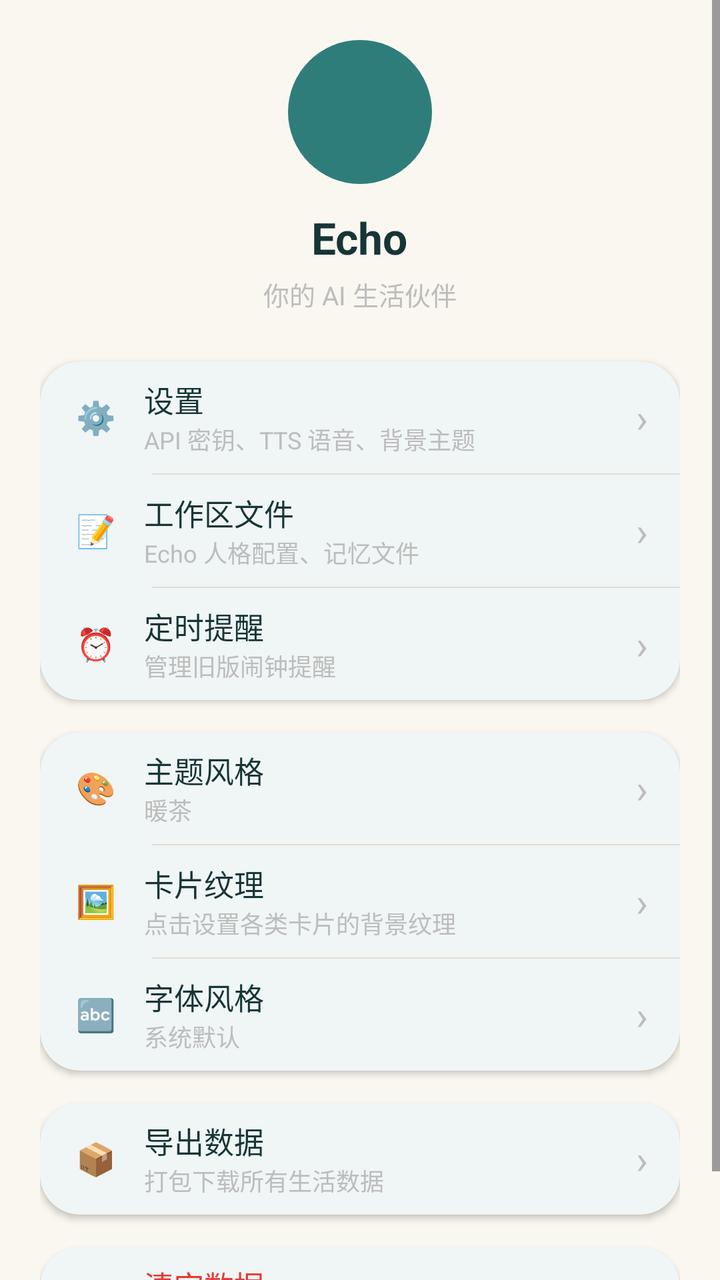
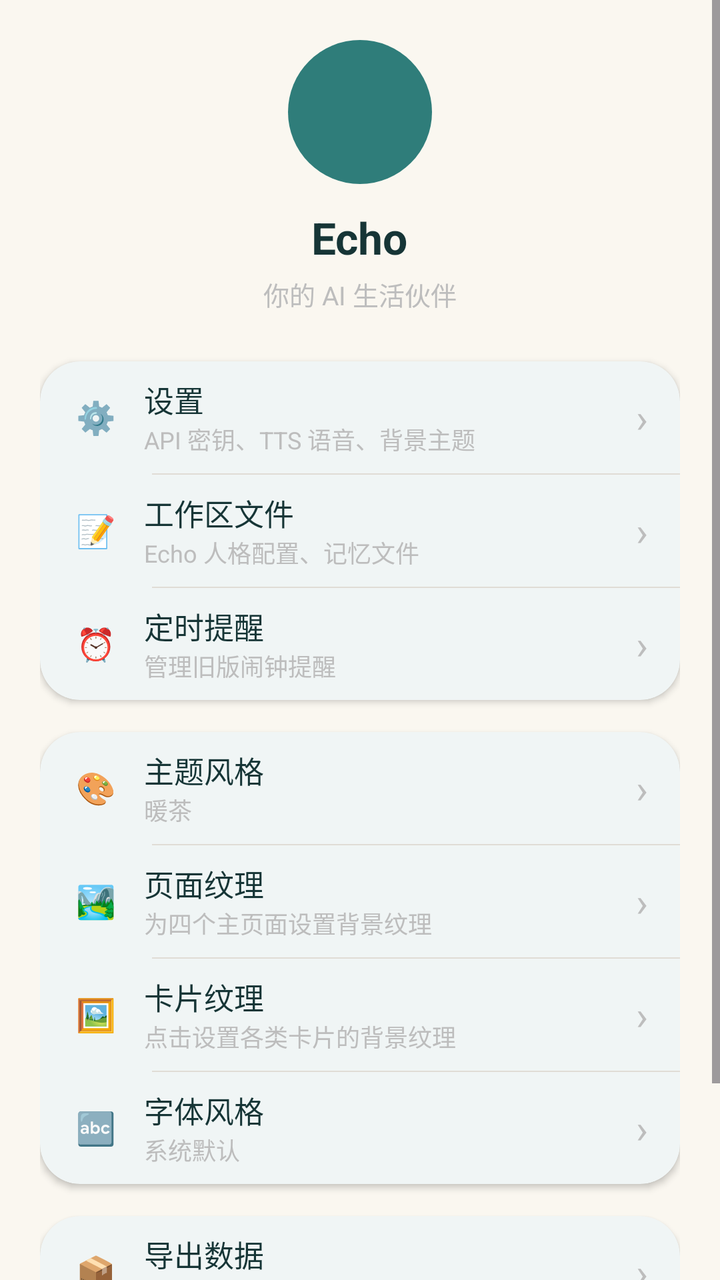

The first picture is an Android layout as it rendered before a commit; the second is the same layout after the commit. The layout source and the unified diff follow.
<!-- AndroidManifest.xml: application theme Theme.MyApplication -->
<!-- res/layout/activity_profile.xml -->
<?xml version="1.0" encoding="utf-8"?>
<ScrollView xmlns:android="http://schemas.android.com/apk/res/android"
    xmlns:app="http://schemas.android.com/apk/res-auto"
    android:layout_width="match_parent"
    android:layout_height="match_parent"
    android:background="?attr/echoBackground">

    <LinearLayout
        android:layout_width="match_parent"
        android:layout_height="wrap_content"
        android:orientation="vertical"
        android:padding="20dp">

        
        <LinearLayout
            android:layout_width="match_parent"
            android:layout_height="wrap_content"
            android:orientation="vertical"
            android:gravity="center"
            android:paddingBottom="24dp">

            <View
                android:id="@+id/avatar"
                android:layout_width="72dp"
                android:layout_height="72dp"
                android:background="@drawable/bg_send_button"
                android:layout_marginBottom="12dp" />

            <TextView
                android:layout_width="wrap_content"
                android:layout_height="wrap_content"
                android:text="Echo"
                android:textSize="22sp"
                android:textStyle="bold"
                android:textColor="?attr/echoTextPrimary" />

            <TextView
                android:layout_width="wrap_content"
                android:layout_height="wrap_content"
                android:text="@string/profile_subtitle"
                android:textSize="13sp"
                android:textColor="?attr/echoHint"
                android:layout_marginTop="4dp" />
        </LinearLayout>

        
        <com.google.android.material.card.MaterialCardView
            android:layout_width="match_parent"
            android:layout_height="wrap_content"
            app:cardCornerRadius="20dp"
            app:cardElevation="2dp"
            app:cardBackgroundColor="?attr/echoSurface"
            app:strokeWidth="0dp">

            <LinearLayout
                android:layout_width="match_parent"
                android:layout_height="wrap_content"
                android:orientation="vertical">

                <LinearLayout
                    android:id="@+id/entry_settings"
                    android:layout_width="match_parent"
                    android:layout_height="56dp"
                    android:orientation="horizontal"
                    android:gravity="center_vertical"
                    android:paddingHorizontal="16dp"
                    android:clickable="true"
                    android:focusable="true"
                    android:background="?android:attr/selectableItemBackground">

                    <TextView
                        android:layout_width="24dp"
                        android:layout_height="24dp"
                        android:gravity="center"
                        android:text="⚙️"
                        android:textSize="16sp" />

                    <LinearLayout
                        android:layout_width="0dp"
                        android:layout_height="wrap_content"
                        android:layout_weight="1"
                        android:orientation="vertical"
                        android:layout_marginStart="12dp">

                        <TextView
                            android:layout_width="wrap_content"
                            android:layout_height="wrap_content"
                            android:text="@string/profile_settings"
                            android:textSize="15sp"
                            android:textColor="?attr/echoTextPrimary" />

                        <TextView
                            android:layout_width="wrap_content"
                            android:layout_height="wrap_content"
                            android:text="@string/profile_settings_desc"
                            android:textSize="12sp"
                            android:textColor="?attr/echoHint" />
                    </LinearLayout>

                    <TextView
                        android:layout_width="wrap_content"
                        android:layout_height="wrap_content"
                        android:text="›"
                        android:textSize="20sp"
                        android:textColor="?attr/echoHint" />
                </LinearLayout>

                <View android:layout_width="match_parent" android:layout_height="0.5dp" android:background="?attr/echoBorder" android:layout_marginStart="56dp" />

                <LinearLayout
                    android:id="@+id/entry_workspace"
                    android:layout_width="match_parent"
                    android:layout_height="56dp"
                    android:orientation="horizontal"
                    android:gravity="center_vertical"
                    android:paddingHorizontal="16dp"
                    android:clickable="true"
                    android:focusable="true"
                    android:background="?android:attr/selectableItemBackground">

                    <TextView
                        android:layout_width="24dp"
                        android:layout_height="24dp"
                        android:gravity="center"
                        android:text="📝"
                        android:textSize="16sp" />

                    <LinearLayout
                        android:layout_width="0dp"
                        android:layout_height="wrap_content"
                        android:layout_weight="1"
                        android:orientation="vertical"
                        android:layout_marginStart="12dp">

                        <TextView
                            android:layout_width="wrap_content"
                            android:layout_height="wrap_content"
                            android:text="@string/profile_workspace"
                            android:textSize="15sp"
                            android:textColor="?attr/echoTextPrimary" />

                        <TextView
                            android:layout_width="wrap_content"
                            android:layout_height="wrap_content"
                            android:text="@string/profile_workspace_desc"
                            android:textSize="12sp"
                            android:textColor="?attr/echoHint" />
                    </LinearLayout>

                    <TextView
                        android:layout_width="wrap_content"
                        android:layout_height="wrap_content"
                        android:text="›"
                        android:textSize="20sp"
                        android:textColor="?attr/echoHint" />
                </LinearLayout>

                <View android:layout_width="match_parent" android:layout_height="0.5dp" android:background="?attr/echoBorder" android:layout_marginStart="56dp" />

                <LinearLayout
                    android:id="@+id/entry_schedules"
                    android:layout_width="match_parent"
                    android:layout_height="56dp"
                    android:orientation="horizontal"
                    android:gravity="center_vertical"
                    android:paddingHorizontal="16dp"
                    android:clickable="true"
                    android:focusable="true"
                    android:background="?android:attr/selectableItemBackground">

                    <TextView
                        android:layout_width="24dp"
                        android:layout_height="24dp"
                        android:gravity="center"
                        android:text="⏰"
                        android:textSize="16sp" />

                    <LinearLayout
                        android:layout_width="0dp"
                        android:layout_height="wrap_content"
                        android:layout_weight="1"
                        android:orientation="vertical"
                        android:layout_marginStart="12dp">

                        <TextView
                            android:layout_width="wrap_content"
                            android:layout_height="wrap_content"
                            android:text="@string/profile_schedules"
                            android:textSize="15sp"
                            android:textColor="?attr/echoTextPrimary" />

                        <TextView
                            android:layout_width="wrap_content"
                            android:layout_height="wrap_content"
                            android:text="@string/profile_schedules_desc"
                            android:textSize="12sp"
                            android:textColor="?attr/echoHint" />
                    </LinearLayout>

                    <TextView
                        android:layout_width="wrap_content"
                        android:layout_height="wrap_content"
                        android:text="›"
                        android:textSize="20sp"
                        android:textColor="?attr/echoHint" />
                </LinearLayout>
            </LinearLayout>
        </com.google.android.material.card.MaterialCardView>

        
        <com.google.android.material.card.MaterialCardView
            android:layout_width="match_parent"
            android:layout_height="wrap_content"
            android:layout_marginTop="16dp"
            app:cardCornerRadius="20dp"
            app:cardElevation="2dp"
            app:cardBackgroundColor="?attr/echoSurface"
            app:strokeWidth="0dp">

            <LinearLayout
                android:layout_width="match_parent"
                android:layout_height="wrap_content"
                android:orientation="vertical">

                <LinearLayout
                    android:id="@+id/entry_theme"
                    android:layout_width="match_parent"
                    android:layout_height="56dp"
                    android:orientation="horizontal"
                    android:gravity="center_vertical"
                    android:paddingHorizontal="16dp"
                    android:clickable="true"
                    android:focusable="true"
                    android:background="?android:attr/selectableItemBackground">

                    <TextView
                        android:layout_width="24dp"
                        android:layout_height="24dp"
                        android:gravity="center"
                        android:text="🎨"
                        android:textSize="16sp" />

                    <LinearLayout
                        android:layout_width="0dp"
                        android:layout_height="wrap_content"
                        android:layout_weight="1"
                        android:orientation="vertical"
                        android:layout_marginStart="12dp">

                        <TextView
                            android:layout_width="wrap_content"
                            android:layout_height="wrap_content"
                            android:text="@string/profile_theme"
                            android:textSize="15sp"
                            android:textColor="?attr/echoTextPrimary" />

                        <TextView
                            android:id="@+id/tv_theme_current"
                            android:layout_width="wrap_content"
                            android:layout_height="wrap_content"
                            android:text="@string/theme_warm_tea"
                            android:textSize="12sp"
                            android:textColor="?attr/echoHint" />
                    </LinearLayout>

                    <TextView
                        android:layout_width="wrap_content"
                        android:layout_height="wrap_content"
                        android:text="›"
                        android:textSize="20sp"
                        android:textColor="?attr/echoHint" />
                </LinearLayout>

                <View android:layout_width="match_parent" android:layout_height="0.5dp" android:background="?attr/echoBorder" android:layout_marginStart="56dp" />

                <LinearLayout
                    android:id="@+id/entry_card_texture"
                    android:layout_width="match_parent"
                    android:layout_height="56dp"
                    android:orientation="horizontal"
                    android:gravity="center_vertical"
                    android:paddingHorizontal="16dp"
                    android:clickable="true"
                    android:focusable="true"
                    android:background="?android:attr/selectableItemBackground">

                    <TextView
                        android:layout_width="24dp"
                        android:layout_height="24dp"
                        android:gravity="center"
                        android:text="🖼️"
                        android:textSize="16sp" />

                    <LinearLayout
                        android:layout_width="0dp"
                        android:layout_height="wrap_content"
                        android:layout_weight="1"
                        android:orientation="vertical"
                        android:layout_marginStart="12dp">

                        <TextView
                            android:layout_width="wrap_content"
                            android:layout_height="wrap_content"
                            android:text="卡片纹理"
                            android:textSize="15sp"
                            android:textColor="?attr/echoTextPrimary" />

                        <TextView
                            android:id="@+id/tv_card_texture_summary"
                            android:layout_width="wrap_content"
                            android:layout_height="wrap_content"
                            android:text="点击设置各类卡片的背景纹理"
                            android:textSize="12sp"
                            android:textColor="?attr/echoHint" />
                    </LinearLayout>

                    <TextView
                        android:layout_width="wrap_content"
                        android:layout_height="wrap_content"
                        android:text="›"
                        android:textSize="20sp"
                        android:textColor="?attr/echoHint" />
                </LinearLayout>

                <View android:layout_width="match_parent" android:layout_height="0.5dp" android:background="?attr/echoBorder" android:layout_marginStart="56dp" />

                <LinearLayout
                    android:id="@+id/entry_font"
                    android:layout_width="match_parent"
                    android:layout_height="56dp"
                    android:orientation="horizontal"
                    android:gravity="center_vertical"
                    android:paddingHorizontal="16dp"
                    android:clickable="true"
                    android:focusable="true"
                    android:background="?android:attr/selectableItemBackground">

                    <TextView
                        android:layout_width="24dp"
                        android:layout_height="24dp"
                        android:gravity="center"
                        android:text="🔤"
                        android:textSize="16sp" />

                    <LinearLayout
                        android:layout_width="0dp"
                        android:layout_height="wrap_content"
                        android:layout_weight="1"
                        android:orientation="vertical"
                        android:layout_marginStart="12dp">

                        <TextView
                            android:layout_width="wrap_content"
                            android:layout_height="wrap_content"
                            android:text="@string/profile_font"
                            android:textSize="15sp"
                            android:textColor="?attr/echoTextPrimary" />

                        <TextView
                            android:id="@+id/tv_font_current"
                            android:layout_width="wrap_content"
                            android:layout_height="wrap_content"
                            android:text="@string/font_default"
                            android:textSize="12sp"
                            android:textColor="?attr/echoHint" />
                    </LinearLayout>

                    <TextView
                        android:layout_width="wrap_content"
                        android:layout_height="wrap_content"
                        android:text="›"
                        android:textSize="20sp"
                        android:textColor="?attr/echoHint" />
                </LinearLayout>
            </LinearLayout>
        </com.google.android.material.card.MaterialCardView>

        
        <com.google.android.material.card.MaterialCardView
            android:layout_width="match_parent"
            android:layout_height="wrap_content"
            android:layout_marginTop="16dp"
            app:cardCornerRadius="20dp"
            app:cardElevation="2dp"
            app:cardBackgroundColor="?attr/echoSurface"
            app:strokeWidth="0dp">

            <LinearLayout
                android:layout_width="match_parent"
                android:layout_height="wrap_content"
                android:orientation="vertical">

                <LinearLayout
                    android:id="@+id/entry_export"
                    android:layout_width="match_parent"
                    android:layout_height="56dp"
                    android:orientation="horizontal"
                    android:gravity="center_vertical"
                    android:paddingHorizontal="16dp"
                    android:clickable="true"
                    android:focusable="true"
                    android:background="?android:attr/selectableItemBackground">

                    <TextView
                        android:layout_width="24dp"
                        android:layout_height="24dp"
                        android:gravity="center"
                        android:text="📦"
                        android:textSize="16sp" />

                    <LinearLayout
                        android:layout_width="0dp"
                        android:layout_height="wrap_content"
                        android:layout_weight="1"
                        android:orientation="vertical"
                        android:layout_marginStart="12dp">

                        <TextView
                            android:layout_width="wrap_content"
                            android:layout_height="wrap_content"
                            android:text="@string/profile_export"
                            android:textSize="15sp"
                            android:textColor="?attr/echoTextPrimary" />

                        <TextView
                            android:layout_width="wrap_content"
                            android:layout_height="wrap_content"
                            android:text="@string/profile_export_desc"
                            android:textSize="12sp"
                            android:textColor="?attr/echoHint" />
                    </LinearLayout>

                    <TextView
                        android:layout_width="wrap_content"
                        android:layout_height="wrap_content"
                        android:text="›"
                        android:textSize="20sp"
                        android:textColor="?attr/echoHint" />
                </LinearLayout>
            </LinearLayout>
        </com.google.android.material.card.MaterialCardView>

        
        <com.google.android.material.card.MaterialCardView
            android:layout_width="match_parent"
            android:layout_height="wrap_content"
            android:layout_marginTop="16dp"
            app:cardCornerRadius="20dp"
            app:cardElevation="2dp"
            app:cardBackgroundColor="?attr/echoSurface"
            app:strokeWidth="0dp">

            <LinearLayout
                android:layout_width="match_parent"
                android:layout_height="wrap_content"
                android:orientation="vertical">

                <LinearLayout
                    android:id="@+id/entry_clear_data"
                    android:layout_width="match_parent"
                    android:layout_height="56dp"
                    android:orientation="horizontal"
                    android:gravity="center_vertical"
                    android:paddingHorizontal="16dp"
                    android:clickable="true"
                    android:focusable="true"
                    android:background="?android:attr/selectableItemBackground">

                    <TextView
                        android:layout_width="24dp"
                        android:layout_height="24dp"
                        android:gravity="center"
                        android:text="🗑️"
                        android:textSize="16sp" />

                    <LinearLayout
                        android:layout_width="0dp"
                        android:layout_height="wrap_content"
                        android:layout_weight="1"
                        android:orientation="vertical"
                        android:layout_marginStart="12dp">

                        <TextView
                            android:layout_width="wrap_content"
                            android:layout_height="wrap_content"
                            android:text="清空数据"
                            android:textSize="15sp"
                            android:textColor="?attr/echoDestructive" />

                        <TextView
                            android:layout_width="wrap_content"
                            android:layout_height="wrap_content"
                            android:text="删除所有生活记录、日记、规划和记忆"
                            android:textSize="12sp"
                            android:textColor="?attr/echoHint" />
                    </LinearLayout>

                    <TextView
                        android:layout_width="wrap_content"
                        android:layout_height="wrap_content"
                        android:text="›"
                        android:textSize="20sp"
                        android:textColor="?attr/echoHint" />
                </LinearLayout>
            </LinearLayout>
        </com.google.android.material.card.MaterialCardView>

    </LinearLayout>
</ScrollView>
<!-- resources referenced by this layout -->
<resources>
  <!-- drawable bg_send_button (drawable) -->
  <?xml version="1.0" encoding="utf-8"?>
  <shape xmlns:android="http://schemas.android.com/apk/res/android"
      android:shape="oval">
      <solid android:color="?attr/echoPrimary" />
  </shape>
  <string name="font_default">系统默认</string>
  <string name="profile_export">导出数据</string>
  <string name="profile_export_desc">打包下载所有生活数据</string>
  <string name="profile_font">字体风格</string>
  <string name="profile_schedules">定时提醒</string>
  <string name="profile_schedules_desc">管理旧版闹钟提醒</string>
  <string name="profile_settings">设置</string>
  <string name="profile_settings_desc">API 密钥、TTS 语音、背景主题</string>
  <string name="profile_subtitle">你的 AI 生活伙伴</string>
  <string name="profile_theme">主题风格</string>
  <string name="profile_workspace">工作区文件</string>
  <string name="profile_workspace_desc">Echo 人格配置、记忆文件</string>
  <string name="theme_warm_tea">暖茶</string>
  <style name="Theme.MyApplication" parent="Theme.MyApplication.Base">
          <item name="echoPrimary">#2F7D7A</item>
          <item name="echoPrimaryDark">#1E5553</item>
          <item name="echoBackground">#FAF7F0</item>
          <item name="echoSurface">#FFFFFF</item>
          <item name="echoSurfaceVariant">#F3EFE7</item>
          <item name="echoTextPrimary">#163536</item>
          <item name="echoTextSecondary">#7A7A7A</item>
          <item name="echoAccent">#E9C98F</item>
          <item name="echoOnPrimary">#FFFFFF</item>
          <item name="echoBorder">#E0DCD5</item>
          <item name="echoDestructive">#E53935</item>
          <item name="echoHint">#BDBDBD</item>
          <item name="echoBubbleUser">#2F7D7A</item>
          <item name="echoBubbleAssistant">#F3EFE7</item>
          <item name="echoToolInfoBg">#F3EFE7</item>
      </style>
  <style name="Theme.MyApplication.Base" parent="Theme.Material3.DayNight.NoActionBar">
          
          <item name="colorPrimary">?attr/echoPrimary</item>
          <item name="colorPrimaryDark">?attr/echoPrimaryDark</item>
          <item name="colorAccent">?attr/echoPrimary</item>
          <item name="android:colorBackground">?attr/echoBackground</item>
          <item name="colorSurface">?attr/echoSurface</item>
          <item name="colorOnPrimary">?attr/echoOnPrimary</item>
          <item name="colorOnSurface">?attr/echoTextPrimary</item>
          <item name="android:statusBarColor">?attr/echoBackground</item>
      </style>
</resources>

<!-- the commit's change to res/layout/activity_profile.xml (unified diff, before → after) -->
@@ -274,6 +274,56 @@
                 <View android:layout_width="match_parent" android:layout_height="0.5dp" android:background="?attr/echoBorder" android:layout_marginStart="56dp" />
 
                 <LinearLayout
+                    android:id="@+id/entry_page_texture"
+                    android:layout_width="match_parent"
+                    android:layout_height="56dp"
+                    android:orientation="horizontal"
+                    android:gravity="center_vertical"
+                    android:paddingHorizontal="16dp"
+                    android:clickable="true"
+                    android:focusable="true"
+                    android:background="?android:attr/selectableItemBackground">
+
+                    <TextView
+                        android:layout_width="24dp"
+                        android:layout_height="24dp"
+                        android:gravity="center"
+                        android:text="🏞️"
+                        android:textSize="16sp" />
+
+                    <LinearLayout
+                        android:layout_width="0dp"
+                        android:layout_height="wrap_content"
+                        android:layout_weight="1"
+                        android:orientation="vertical"
+                        android:layout_marginStart="12dp">
+
+                        <TextView
+                            android:layout_width="wrap_content"
+                            android:layout_height="wrap_content"
+                            android:text="页面纹理"
+                            android:textSize="15sp"
+                            android:textColor="?attr/echoTextPrimary" />
+
+                        <TextView
+                            android:layout_width="wrap_content"
+                            android:layout_height="wrap_content"
+                            android:text="为四个主页面设置背景纹理"
+                            android:textSize="12sp"
+                            android:textColor="?attr/echoHint" />
+                    </LinearLayout>
+
+                    <TextView
+                        android:layout_width="wrap_content"
+                        android:layout_height="wrap_content"
+                        android:text="›"
+                        android:textSize="20sp"
+                        android:textColor="?attr/echoHint" />
+                </LinearLayout>
+
+                <View android:layout_width="match_parent" android:layout_height="0.5dp" android:background="?attr/echoBorder" android:layout_marginStart="56dp" />
+
+                <LinearLayout
                     android:id="@+id/entry_card_texture"
                     android:layout_width="match_parent"
                     android:layout_height="56dp"
